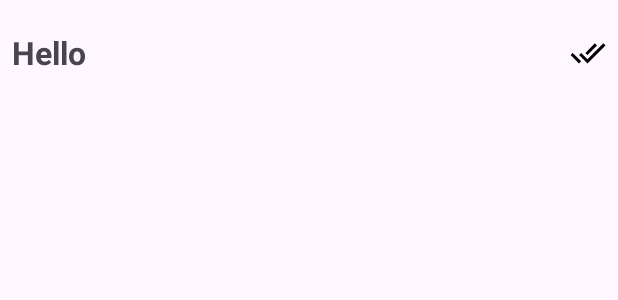
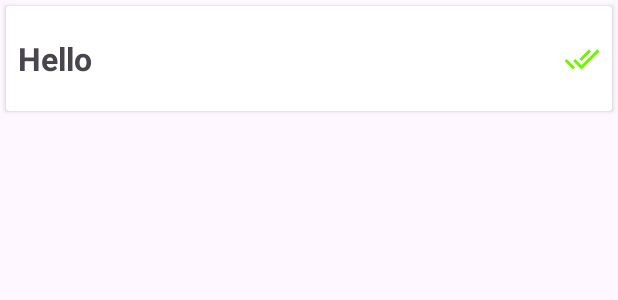
Before and after one commit to MiiKY25/PROM_Scroll_Infinito_V2, an Android app: the layout item_task.xml on its own in the app's theme, with its tools: preview values and no code run, on a phone screen of 412 x 824 dp. Shown: the top 300 px of the screen. Run offline under Robolectric (Android 15) with nearby library versions, the phone set to English and light mode, and no system bars.

Commit message:
add:añadiendo imagenes

```diff
--- a/app/src/main/res/layout/item_task.xml
+++ b/app/src/main/res/layout/item_task.xml
@@ -1,35 +1,43 @@
 <?xml version="1.0" encoding="utf-8"?>
-<androidx.constraintlayout.widget.ConstraintLayout xmlns:android="http://schemas.android.com/apk/res/android"
+<androidx.cardview.widget.CardView xmlns:android="http://schemas.android.com/apk/res/android"
     android:layout_width="match_parent"
-    android:layout_height="70dp"
+    android:layout_margin="4dp"
+    android:elevation="16dp"
+    android:layout_height="70dp">
+
+    <androidx.constraintlayout.widget.ConstraintLayout
         xmlns:app="http://schemas.android.com/apk/res-auto"
-    xmlns:tools="http://schemas.android.com/tools">
+        xmlns:tools="http://schemas.android.com/tools"
+        android:layout_width="match_parent"
+        android:layout_height="70dp">
 
         <TextView
             android:id="@+id/tvTask"
-        tools:text="Hello"
-        app:layout_constraintHorizontal_bias="0"
             android:layout_width="wrap_content"
             android:layout_height="wrap_content"
-        android:textStyle="bold"
             android:layout_margin="8dp"
             android:textSize="21sp"
+            android:textStyle="bold"
+            app:layout_constraintBottom_toBottomOf="parent"
+            app:layout_constraintEnd_toEndOf="parent"
+            app:layout_constraintHorizontal_bias="0"
+            app:layout_constraintStart_toStartOf="parent"
             app:layout_constraintTop_toTopOf="parent"
-        app:layout_constraintBottom_toBottomOf="parent"
-        app:layout_constraintStart_toStartOf="parent"
-        app:layout_constraintEnd_toEndOf="parent"/>
+            tools:text="Hello" />
 
         <ImageView
             android:layout_width="wrap_content"
             android:layout_height="wrap_content"
             android:layout_margin="8dp"
-
-        app:layout_constraintTop_toTopOf="parent"
+            android:src="@drawable/check_all"
             app:layout_constraintBottom_toBottomOf="parent"
             app:layout_constraintEnd_toEndOf="parent"
             app:layout_constraintHorizontal_bias="1"
             app:layout_constraintStart_toEndOf="@+id/tvTask"
-        android:src="@drawable/check_all"/>
+            app:layout_constraintTop_toTopOf="parent"
+            app:tint="@color/green" />
 
 
     </androidx.constraintlayout.widget.ConstraintLayout>
+
+</androidx.cardview.widget.CardView>
--- a/app/src/main/res/values/colors.xml
+++ b/app/src/main/res/values/colors.xml
@@ -2,4 +2,5 @@
 <resources>
     <color name="black">#FF000000</color>
     <color name="white">#FFFFFFFF</color>
+    <color name="green">#72F300</color>
 </resources>
```
Lines whose indentation alone changed are shown as unchanged.
